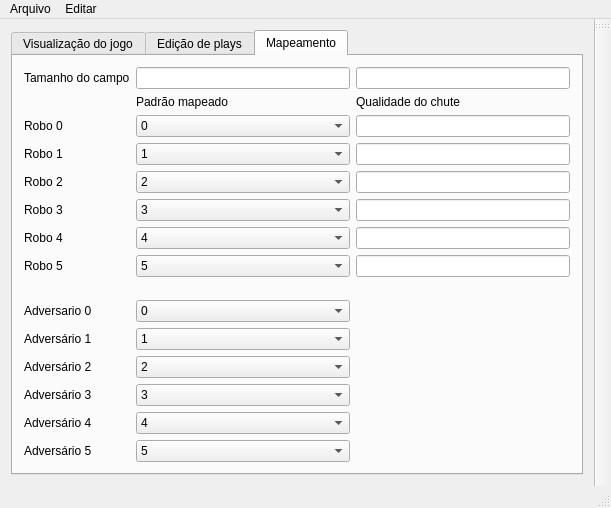
The window that src/clients/graphicalintelligence/GraphicalIntelligence.ui (legacy-roboime/legacy-roboime-intel) describes before a commit, drawn with Qt 5.
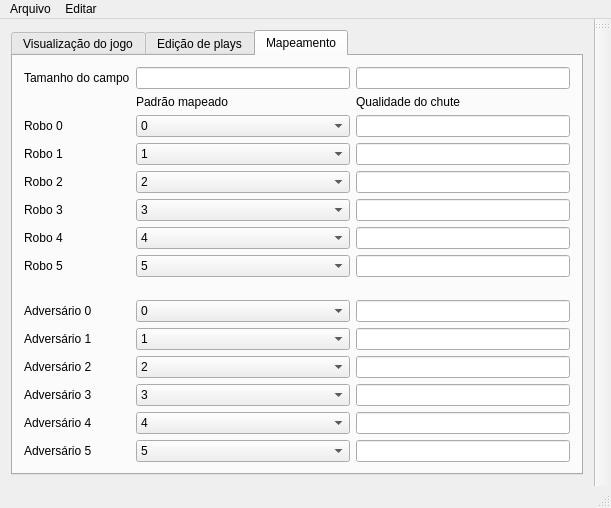
The same window after the commit. The open tabs and pages were chosen to show the change. Custom widgets are drawn as their Qt base class.

```diff
--- a/src/clients/graphicalintelligence/GraphicalIntelligence.ui
+++ b/src/clients/graphicalintelligence/GraphicalIntelligence.ui
@@ -694,7 +694,7 @@
         <item row="11" column="1">
          <widget class="QLabel" name="label_15">
           <property name="text">
-           <string>Adversario 0</string>
+           <string>Adversário 0</string>
           </property>
          </widget>
         </item>
@@ -1117,6 +1117,24 @@
           </property>
          </spacer>
         </item>
+        <item row="11" column="4">
+         <widget class="QLineEdit" name="kickAbilityT0"/>
+        </item>
+        <item row="12" column="4">
+         <widget class="QLineEdit" name="kickAbilityT1"/>
+        </item>
+        <item row="14" column="4">
+         <widget class="QLineEdit" name="kickAbilityT3"/>
+        </item>
+        <item row="13" column="4">
+         <widget class="QLineEdit" name="kickAbilityT2"/>
+        </item>
+        <item row="15" column="4">
+         <widget class="QLineEdit" name="kickAbilityT4"/>
+        </item>
+        <item row="16" column="4">
+         <widget class="QLineEdit" name="kickAbilityT5"/>
+        </item>
        </layout>
       </widget>
      </widget>
```
Left out of the diff: 16 changed lines with no effect on the pictures.
